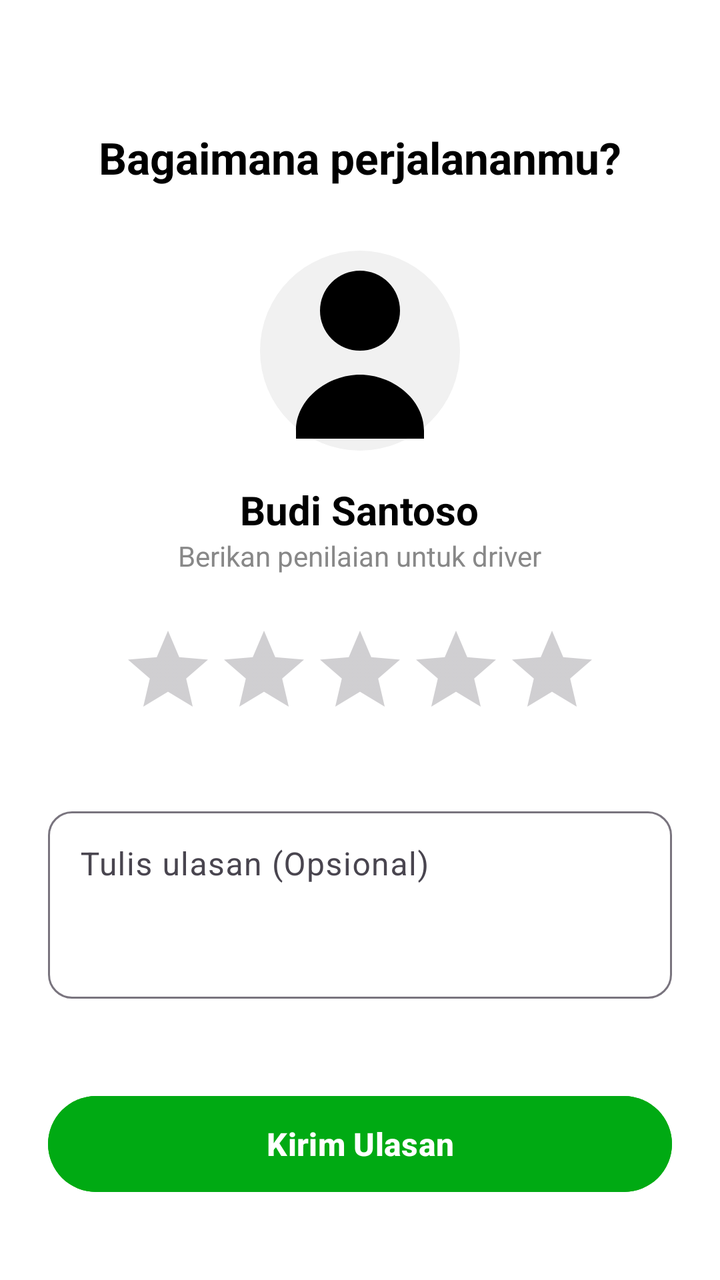
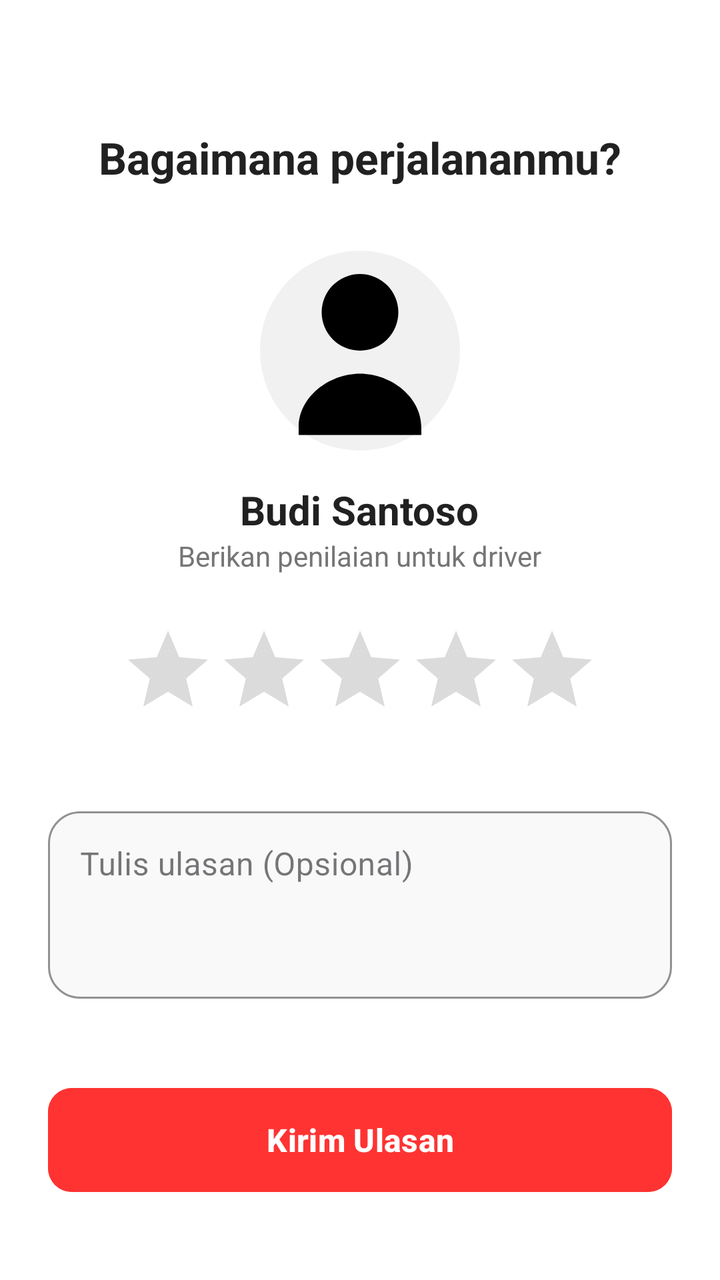

The first picture is an Android layout as it rendered before a commit; the second is the same layout after the commit. The layout source and the unified diff follow.
<!-- AndroidManifest.xml: application theme Theme.NgGojek -->
<!-- res/layout/activity_rating.xml -->
<?xml version="1.0" encoding="utf-8"?>
<LinearLayout xmlns:android="http://schemas.android.com/apk/res/android"
    xmlns:app="http://schemas.android.com/apk/res-auto"
    xmlns:tools="http://schemas.android.com/tools"
    android:layout_width="match_parent"
    android:layout_height="match_parent"
    android:orientation="vertical"
    android:gravity="center_horizontal"
    android:padding="24dp"
    android:background="#FFFFFF"
    tools:context=".order.RatingActivity">

    <TextView
        android:layout_width="wrap_content"
        android:layout_height="wrap_content"
        android:text="Bagaimana perjalananmu?"
        android:textSize="22sp"
        android:textStyle="bold"
        android:textColor="#000000"
        android:layout_marginTop="40dp"
        android:layout_marginBottom="32dp"/>

    
    <ImageView
        android:id="@+id/imgDriver"
        android:layout_width="100dp"
        android:layout_height="100dp"
        android:src="@drawable/profile"
        android:background="@drawable/bg_circle"
        android:padding="2dp"
        android:layout_marginBottom="16dp"/>

    <TextView
        android:id="@+id/tvNamaDriver"
        android:layout_width="wrap_content"
        android:layout_height="wrap_content"
        android:text="Budi Santoso"
        android:textSize="20sp"
        android:textStyle="bold"
        android:textColor="#000000"/>

    <TextView
        android:layout_width="wrap_content"
        android:layout_height="wrap_content"
        android:text="Berikan penilaian untuk driver"
        android:textColor="#888888"
        android:layout_marginBottom="24dp"/>

    
    <RatingBar
        android:id="@+id/ratingBar"
        android:layout_width="wrap_content"
        android:layout_height="wrap_content"
        android:numStars="5"
        android:stepSize="1.0"
        android:rating="0"
        android:progressTint="#FFC107"
        android:secondaryProgressTint="#FFC107"
        android:layout_marginBottom="32dp"/>

    
    <com.google.android.material.textfield.TextInputLayout
        android:layout_width="match_parent"
        android:layout_height="wrap_content"
        android:hint="Tulis ulasan (Opsional)"
        app:boxCornerRadiusTopStart="12dp"
        app:boxCornerRadiusTopEnd="12dp"
        app:boxCornerRadiusBottomStart="12dp"
        app:boxCornerRadiusBottomEnd="12dp"
        android:layout_marginBottom="24dp">

        <com.google.android.material.textfield.TextInputEditText
            android:id="@+id/edtUlasan"
            android:layout_width="match_parent"
            android:layout_height="wrap_content"
            android:inputType="textMultiLine"
            android:lines="3"
            android:gravity="top|start"/>
    </com.google.android.material.textfield.TextInputLayout>

    <View
        android:layout_width="match_parent"
        android:layout_height="0dp"
        android:layout_weight="1"/>

    
    <Button
        android:id="@+id/btnKirim"
        android:layout_width="match_parent"
        android:layout_height="56dp"
        android:text="Kirim Ulasan"
        android:backgroundTint="#00AA13"
        android:textColor="#FFFFFF"
        android:textStyle="bold"
        android:textSize="16sp"
        android:layout_marginBottom="16dp"/>

</LinearLayout>
<!-- resources referenced by this layout -->
<resources>
  <!-- drawable bg_circle (drawable) -->
  <shape xmlns:android="http://schemas.android.com/apk/res/android"
      android:shape="oval">
      <solid android:color="#F1F1F1"/>
  </shape>
  <!-- drawable profile (drawable) -->
  <vector xmlns:android="http://schemas.android.com/apk/res/android"
      android:width="24dp"
      android:height="24dp"
      android:viewportWidth="24"
      android:viewportHeight="24">
      <path
          android:fillColor="#000"
          android:pathData="M12,12a5,5 0 1,0 0,-10a5,5 0 1,0 0,10zM4,22c0,-4 4,-7 8,-7s8,3 8,7v1H4v-1z"/>
  </vector>
  <style name="Theme.NgGojek" parent="Base.Theme.NgGojek" />
  <style name="Base.Theme.NgGojek" parent="Theme.Material3.DayNight.NoActionBar">
          
          
          <item name="android:windowBackground">@color/white</item>
          <item name="colorSecondaryContainer">@android:color/transparent</item>
      </style>
  <color name="white">#FFFFFFFF</color>
</resources>

<!-- the commit's change to res/layout/activity_rating.xml (unified diff, before → after) -->
@@ -7,19 +7,21 @@
     android:orientation="vertical"
     android:gravity="center_horizontal"
     android:padding="24dp"
-    android:background="#FFFFFF"
+    android:background="@color/white"
     tools:context=".order.RatingActivity">
 
+    
     <TextView
         android:layout_width="wrap_content"
         android:layout_height="wrap_content"
         android:text="Bagaimana perjalananmu?"
         android:textSize="22sp"
         android:textStyle="bold"
-        android:textColor="#000000"
+        android:textColor="@color/blackText"
         android:layout_marginTop="40dp"
         android:layout_marginBottom="32dp"/>
 
+    
     
     <ImageView
         android:id="@+id/imgDriver"
@@ -27,9 +29,10 @@
         android:layout_height="100dp"
         android:src="@drawable/profile"
         android:background="@drawable/bg_circle"
-        android:padding="2dp"
+        android:padding="4dp"
         android:layout_marginBottom="16dp"/>
 
+    
     <TextView
         android:id="@+id/tvNamaDriver"
         android:layout_width="wrap_content"
@@ -37,13 +40,15 @@
         android:text="Budi Santoso"
         android:textSize="20sp"
         android:textStyle="bold"
-        android:textColor="#000000"/>
+        android:textColor="@color/blackText"/>
 
+    
     <TextView
         android:layout_width="wrap_content"
         android:layout_height="wrap_content"
         android:text="Berikan penilaian untuk driver"
-        android:textColor="#888888"
+        android:textColor="@color/greyText"
+        android:textSize="14sp"
         android:layout_marginBottom="24dp"/>
 
     
@@ -63,10 +68,14 @@
         android:layout_width="match_parent"
         android:layout_height="wrap_content"
         android:hint="Tulis ulasan (Opsional)"
-        app:boxCornerRadiusTopStart="12dp"
-        app:boxCornerRadiusTopEnd="12dp"
-        app:boxCornerRadiusBottomStart="12dp"
-        app:boxCornerRadiusBottomEnd="12dp"
+        app:boxCornerRadiusTopStart="16dp"
+        app:boxCornerRadiusTopEnd="16dp"
+        app:boxCornerRadiusBottomStart="16dp"
+        app:boxCornerRadiusBottomEnd="16dp"
+        app:boxStrokeColor="@color/primaryRed"
+        app:boxStrokeWidth="1dp"
+        app:boxBackgroundColor="@color/offWhite"
+        style="@style/Widget.MaterialComponents.TextInputLayout.OutlinedBox"
         android:layout_marginBottom="24dp">
 
         <com.google.android.material.textfield.TextInputEditText
@@ -75,24 +84,27 @@
             android:layout_height="wrap_content"
             android:inputType="textMultiLine"
             android:lines="3"
-            android:gravity="top|start"/>
+            android:gravity="top|start"
+            android:textColor="@color/blackText"/>
     </com.google.android.material.textfield.TextInputLayout>
 
+    
     <View
         android:layout_width="match_parent"
         android:layout_height="0dp"
         android:layout_weight="1"/>
 
     
-    <Button
+    <com.google.android.material.button.MaterialButton
         android:id="@+id/btnKirim"
         android:layout_width="match_parent"
-        android:layout_height="56dp"
+        android:layout_height="60dp"
         android:text="Kirim Ulasan"
-        android:backgroundTint="#00AA13"
-        android:textColor="#FFFFFF"
+        android:backgroundTint="@color/primaryRed"
+        android:textColor="@color/white"
         android:textStyle="bold"
         android:textSize="16sp"
+        app:cornerRadius="12dp"
         android:layout_marginBottom="16dp"/>
 
 </LinearLayout>
<!-- resource entries referenced after the edit -->
@@ -1,5 +1,9 @@
 <!-- resources referenced by this layout -->
 <resources>
+  <color name="blackText">#212121</color>
+  <color name="greyText">#757575</color>
+  <color name="offWhite">#F9F9F9</color>
+  <color name="primaryRed">#ff3332</color>
   <!-- drawable bg_circle (drawable) -->
   <shape xmlns:android="http://schemas.android.com/apk/res/android"
       android:shape="oval">
@@ -16,12 +20,27 @@
           android:pathData="M12,12a5,5 0 1,0 0,-10a5,5 0 1,0 0,10zM4,22c0,-4 4,-7 8,-7s8,3 8,7v1H4v-1z"/>
   </vector>
   <style name="Theme.NgGojek" parent="Base.Theme.NgGojek" />
-  <style name="Base.Theme.NgGojek" parent="Theme.Material3.DayNight.NoActionBar">
-          
-          
+  <style name="Base.Theme.NgGojek" parent="Theme.Material3.Light.NoActionBar">
+          <item name="colorPrimary">@color/primaryRed</item>
+          <item name="colorOnPrimary">@color/white</item>
+          <item name="colorPrimaryContainer">@color/softRed</item>
+          <item name="colorOnPrimaryContainer">@color/primaryRedDark</item>
+  
+          <item name="colorSecondary">@color/primaryRed</item>
+          <item name="colorOnSecondary">@color/white</item>
+  
+          <item name="colorSecondaryContainer">@color/softRed</item>
+          <item name="colorOnSecondaryContainer">@color/primaryRedDark</item>
+  
           <item name="android:windowBackground">@color/white</item>
-          <item name="colorSecondaryContainer">@android:color/transparent</item>
+          <item name="android:statusBarColor">@color/white</item>
+          <item name="android:windowLightStatusBar">true</item>
+          <item name="android:textColorPrimary">@color/blackText</item>
+          <item name="android:textColorSecondary">@color/greyText</item>
+  
       </style>
+  <color name="softRed">#FFF0F0</color>
+  <color name="primaryRedDark">#D62B2A</color>
   <color name="white">#FFFFFFFF</color>
 </resources>
 
